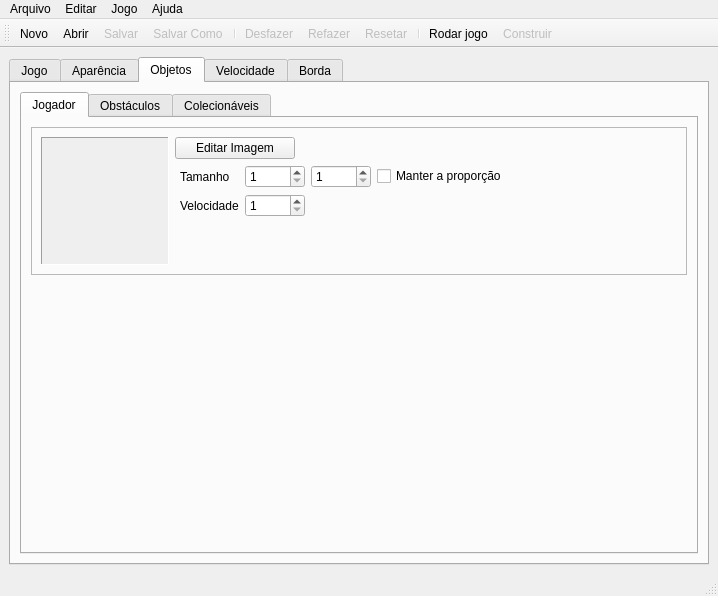
Qt form src/math_runner/form_main_window.ui (LAD-MathQuest/MathRunner) before a commit.
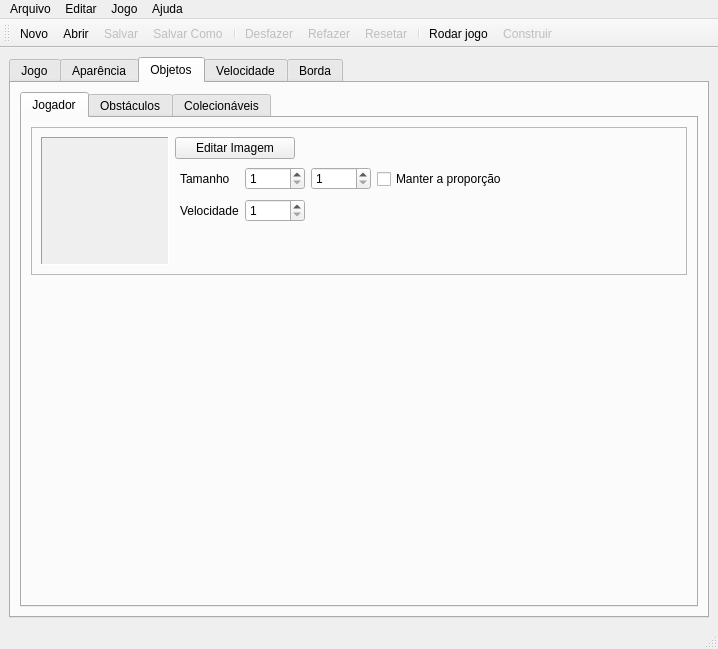
The same form after that commit. The open tabs and pages were chosen to show the change. Icons and pictures are not drawn. Custom widgets are drawn as their Qt base class.

Commit message: Aviso para objetos muito grande adicionado. Ref #38

What changed in the file:
```diff
--- a/src/math_runner/form_main_window.ui
+++ b/src/math_runner/form_main_window.ui
@@ -7,7 +7,7 @@
     <x>0</x>
     <y>0</y>
     <width>718</width>
-    <height>596</height>
+    <height>649</height>
    </rect>
   </property>
   <property name="windowTitle">
@@ -1123,20 +1123,20 @@
                  </item>
                  <item>
                   <layout class="QGridLayout" name="gridLayout_19">
-                   <item row="1" column="0">
-                    <widget class="QLabel" name="label_PlayerSpeed">
+                   <item row="0" column="4">
+                    <widget class="QCheckBox" name="checkBox_PlayerKeepAspectRatio">
+                     <property name="sizePolicy">
+                      <sizepolicy hsizetype="Minimum" vsizetype="Fixed">
+                       <horstretch>0</horstretch>
+                       <verstretch>0</verstretch>
+                      </sizepolicy>
+                     </property>
                      <property name="text">
-                      <string>Velocidade</string>
-                     </property>
-                     <property name="margin">
-                      <number>1</number>
-                     </property>
-                     <property name="indent">
-                      <number>5</number>
+                      <string>Manter a proporção</string>
                      </property>
                     </widget>
                    </item>
-                   <item row="1" column="1">
+                   <item row="2" column="1">
                     <widget class="QSpinBox" name="spinBox_PlayerSpeed">
                      <property name="minimum">
                       <number>1</number>
@@ -1181,19 +1181,6 @@
                      </property>
                     </widget>
                    </item>
-                   <item row="0" column="3">
-                    <widget class="QCheckBox" name="checkBox_PlayerKeepAspectRatio">
-                     <property name="sizePolicy">
-                      <sizepolicy hsizetype="Expanding" vsizetype="Fixed">
-                       <horstretch>0</horstretch>
-                       <verstretch>0</verstretch>
-                      </sizepolicy>
-                     </property>
-                     <property name="text">
-                      <string>Manter a proporção</string>
-                     </property>
-                    </widget>
-                   </item>
                    <item row="0" column="1">
                     <widget class="QSpinBox" name="spinBox_PlayerWidth">
                      <property name="minimumSize">
@@ -1210,6 +1197,45 @@
                      </property>
                     </widget>
                    </item>
+                   <item row="2" column="0">
+                    <widget class="QLabel" name="label_PlayerSpeed">
+                     <property name="text">
+                      <string>Velocidade</string>
+                     </property>
+                     <property name="margin">
+                      <number>1</number>
+                     </property>
+                     <property name="indent">
+                      <number>5</number>
+                     </property>
+                    </widget>
+                   </item>
+                   <item row="0" column="5">
+                    <widget class="QLabel" name="label_PlayerAlertSize">
+                     <property name="sizePolicy">
+                      <sizepolicy hsizetype="Minimum" vsizetype="Fixed">
+                       <horstretch>0</horstretch>
+                       <verstretch>0</verstretch>
+                      </sizepolicy>
+                     </property>
+                     <property name="text">
+                      <string>&lt;html&gt;&lt;head/&gt;&lt;body&gt;&lt;p&gt;&lt;br/&gt;&lt;/p&gt;&lt;/body&gt;&lt;/html&gt;</string>
+                     </property>
+                    </widget>
+                   </item>
+                   <item row="0" column="6">
+                    <spacer name="horizontalSpacer_6">
+                     <property name="orientation">
+                      <enum>Qt::Orientation::Horizontal</enum>
+                     </property>
+                     <property name="sizeHint" stdset="0">
+                      <size>
+                       <width>40</width>
+                       <height>20</height>
+                      </size>
+                     </property>
+                    </spacer>
+                   </item>
                   </layout>
                  </item>
                  <item>
```
Left out of the diff: 150 changed lines with no effect on the pictures. The commit also changes 2 other files.
